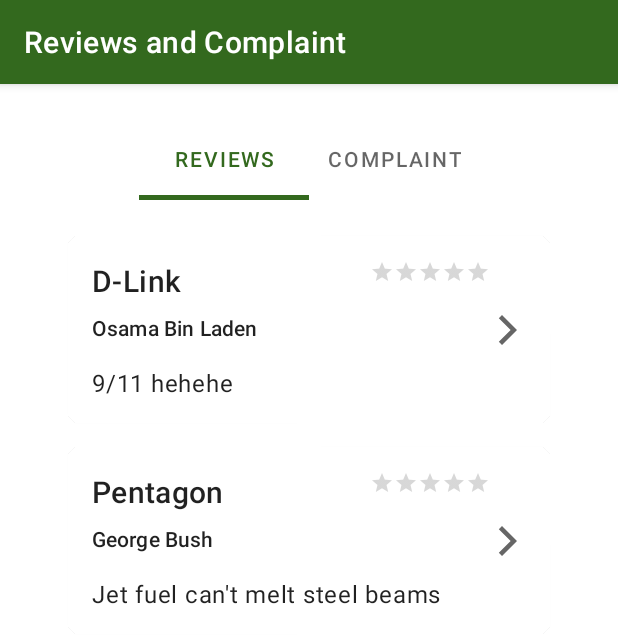
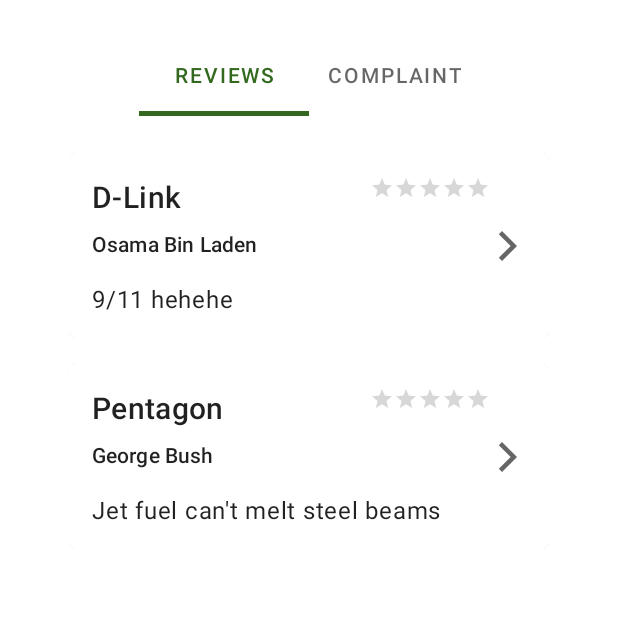
Before and after one commit to Deadshot619/EyHotspot, an Android app: the ReviewAndComplainActivity screen opened directly, with no data from a screen before it, on a phone screen of 412 x 824 dp. Shown: the top 643 px of the screen. Run offline under Robolectric (Android 15) with nearby library versions, the phone set to English and light mode, and no system bars; our stand-ins replace data binding.

Commit message:
Make App full screen

```diff
--- a/app/src/main/res/values/styles.xml
+++ b/app/src/main/res/values/styles.xml
@@ -1,11 +1,16 @@
 <resources>
     <!-- Base application theme. -->
-    <style name="AppTheme" parent="Theme.MaterialComponents.Light.DarkActionBar">
+    <style name="AppTheme" parent="Theme.MaterialComponents.Light.NoActionBar">
         <!-- Customize your theme here. -->
         <item name="colorPrimary">@color/colorPrimary</item>
         <item name="colorPrimaryDark">@color/colorPrimaryDark</item>
         <item name="colorAccent">@color/colorAccent</item>
         <item name="colorOnPrimary">@color/colorOnPrimary</item>
+
+
+        <item name="windowActionBar">false</item>
+        <item name="windowNoTitle">true</item>
+        <item name="android:windowFullscreen">true</item>
     </style>
 
     <!--Bottom Nav Bar-->
```
